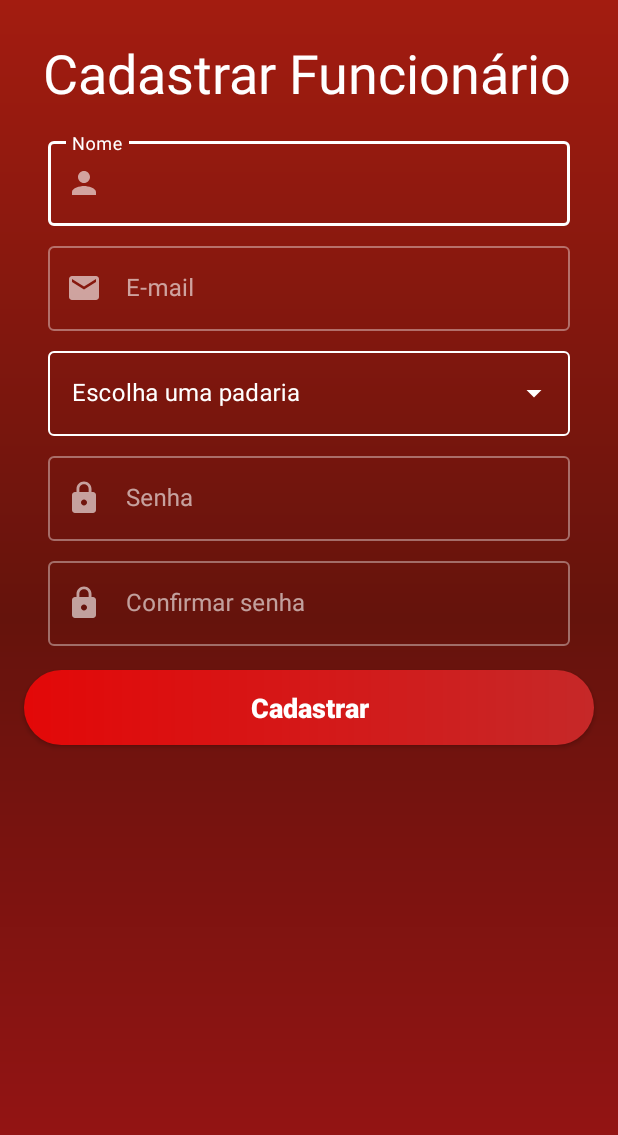
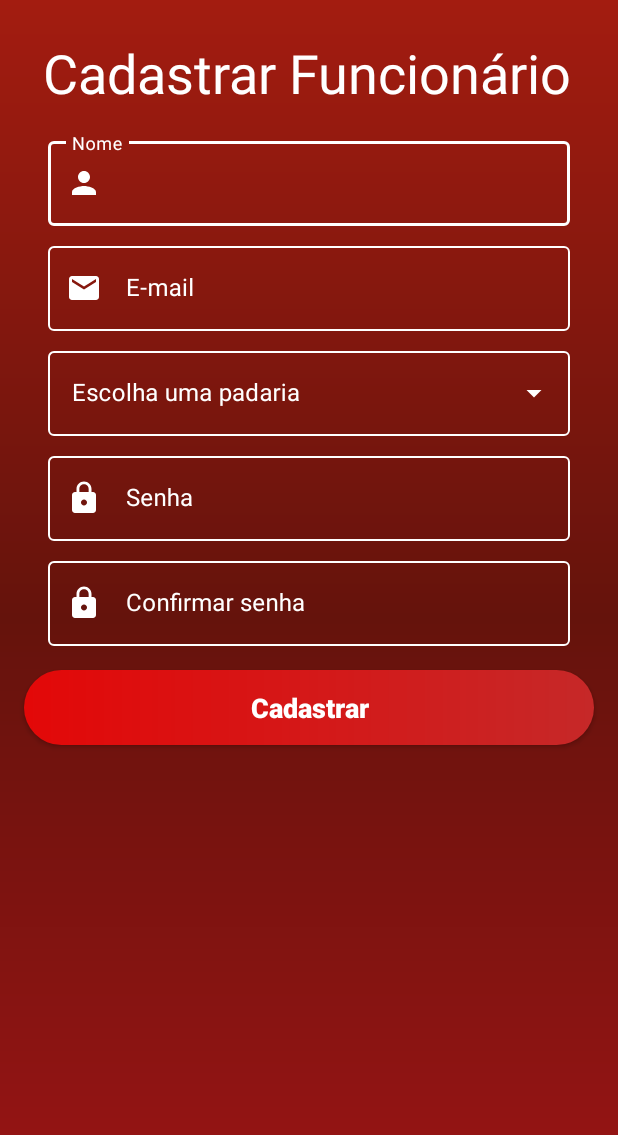
Before and after one commit to PedroHenrique59/TrabalhoPit2, an Android app: the CadastroFuncionarioActivity screen opened directly, with no data from a screen before it, on a phone screen of 412 x 824 dp. Shown: the top 1135 px of the screen. Run offline under Robolectric (Android 15) with nearby library versions, the phone set to English and light mode, and no system bars; our stand-ins replace Firebase (no records; nobody signed in at launch, a user with empty details on screens opened directly); Roboto replaces fonts that are not available here.

Commit message:
adicionando branco nos input layout

```diff
--- a/app/src/main/res/values/styles.xml
+++ b/app/src/main/res/values/styles.xml
@@ -8,21 +8,17 @@
         <item name="colorAccent">@color/colorAccent</item>
     </style>
 
-    <style name="Theme.App" parent="Theme.MaterialComponents">
-        <item name="textInputStyle">@style/Widget.App.TextInputLayout</item>
-    </style>
-
     <style name="Widget.App.TextInputLayout" parent="Widget.MaterialComponents.TextInputLayout.OutlinedBox">
         <item name="materialThemeOverlay">@style/ThemeOverlay.App.TextInputLayout</item>
         <item name="shapeAppearance">@style/ShapeAppearance.MaterialComponents.SmallComponent</item>
-        <item name="hintTextColor">@color/colorPrimary</item>
-        <item name="colorPrimary">@color/colorPrimary</item>
+        <item name="android:textColorHint">@color/colorPrimary</item>
+        <item name="startIconTint">@color/colorPrimary</item>
+        <item name="endIconTint">@color/colorPrimary</item>
+        <item name="boxStrokeColor">@color/mtrl_textinput_default_box_stroke_color</item>
+        <item name="colorError">@color/colorAccent</item>
     </style>
 
     <style name="ThemeOverlay.App.TextInputLayout" parent="">
-        <item name="colorPrimary">@color/colorPrimary</item>
-        <item name="colorOnSurface">@color/colorPrimary</item>
-        <item name="colorError">@color/colorAccent</item>
         <item name="textAppearanceSubtitle1">@style/TextAppearance.MaterialComponents.Subtitle1</item>
         <item name="textAppearanceCaption">@style/TextAppearance.MaterialComponents.Caption</item>
         <item name="editTextStyle">@style/Widget.MaterialComponents.TextInputLayout.OutlinedBox</item>
```
